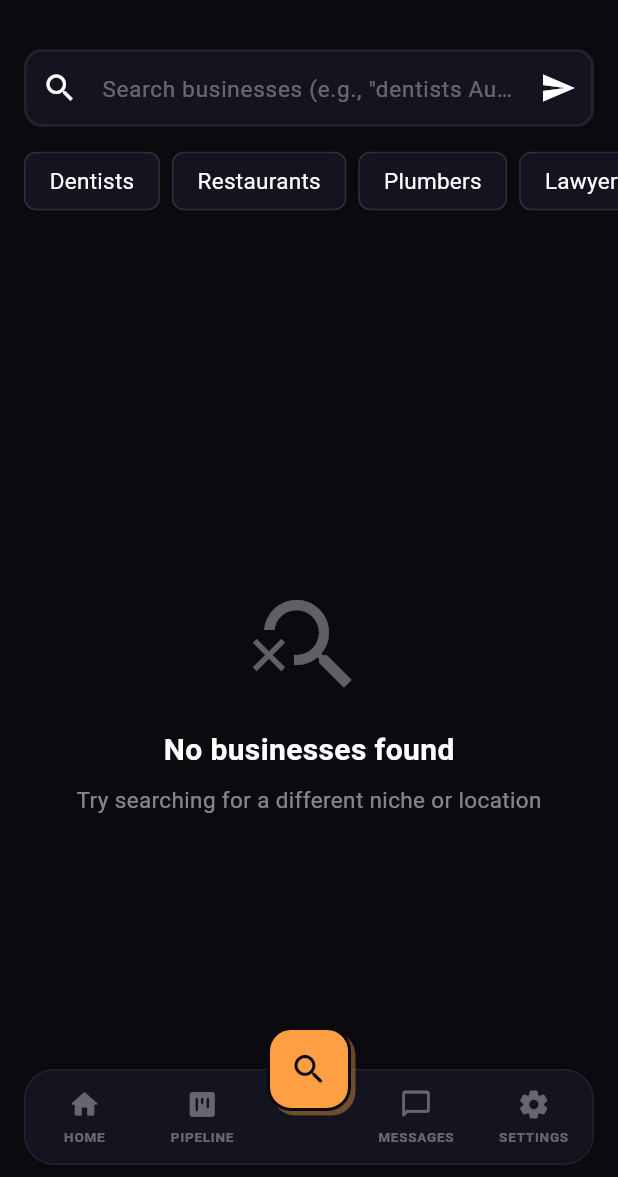
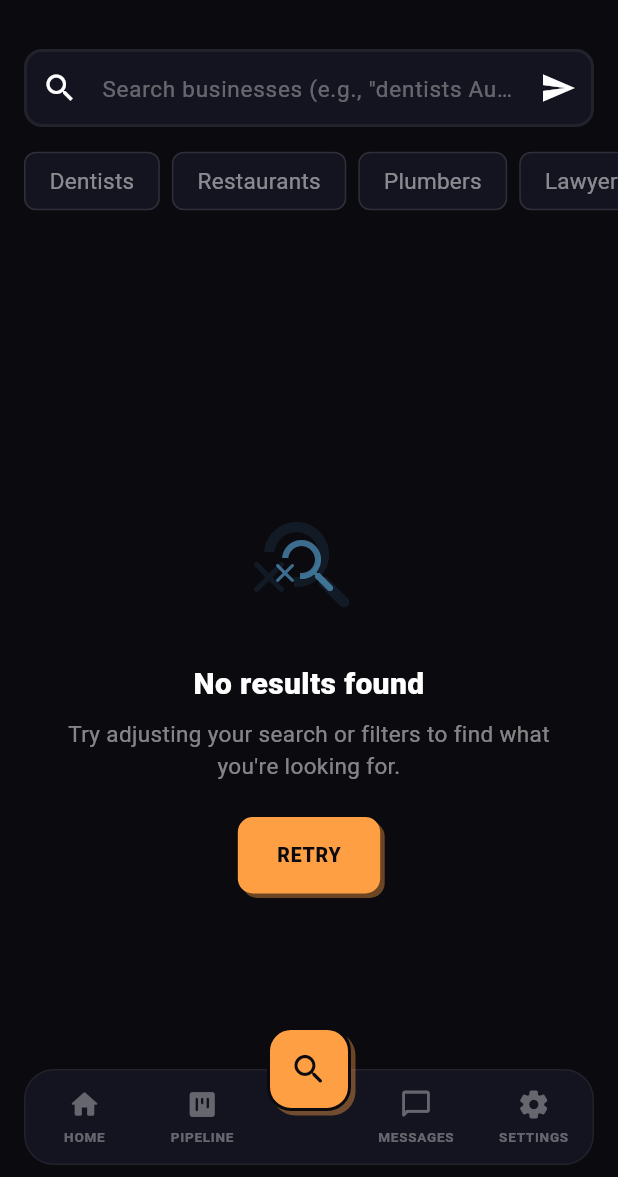
Before and after one commit to mary-apps/leadforge, a Flutter app: the ScoutScreen screen opened by its route, on a phone screen of 412 x 824 dp, the part 59-1236 px from its top. Run offline on Flutter 3.47's test engine with Material 3 defaults, Android fonts, the phone set to English and light mode, and no system bars; drawn by our look-alikes of flutter_animate; our stand-ins replace confetti, fl_chart, flutter_riverpod, freezed_annotation, go_router, share_plus and 2 more; missing offline and left inert: purchases_flutter; accounts and stored records are empty; generated files the repository leaves out were written again; Roboto replaces fonts that are missing (SF Pro Text).

Commit message:
feat(scout): restyle search with brutal chips, status borders, empty states

```diff
--- a/lib/screens/scout/scout_screen.dart
+++ b/lib/screens/scout/scout_screen.dart
@@ -5,10 +5,12 @@ import 'package:go_router/go_router.dart';
 import '../../config/theme.dart';
 import '../../config/constants.dart';
 import '../../providers/businesses_provider.dart';
+import '../../models/profile.dart';
 import '../../providers/profile_provider.dart';
 import '../../widgets/business_card.dart';
 import '../../widgets/niche_chips.dart';
-import '../../widgets/loading_shimmer.dart';
+import '../../widgets/empty_state.dart';
+import '../../widgets/skeleton_loaders.dart';
 import '../../widgets/search_suggestions.dart';
 import '../../widgets/animated_button.dart';
 import '../../utils/haptics.dart';
@@ -177,7 +179,14 @@ class _ScoutScreenState extends ConsumerState<ScoutScreen> {
                   focusNode: _focusNode,
                   decoration: InputDecoration(
                     hintText: 'Search businesses (e.g., "dentists Austin")',
-                    prefixIcon: const Icon(Icons.search),
+                    prefixIcon: Icon(
+                      Icons.search,
+                      color: _focusNode.hasFocus ? AppColors.primary : null,
+                    ),
+                    focusedBorder: OutlineInputBorder(
+                      borderRadius: BorderRadius.circular(12),
+                      borderSide: BorderSide(color: AppColors.primary, width: 2),
+                    ),
                     suffixIcon: _isSearching
                         ? const Padding(
                             padding: EdgeInsets.all(12),
@@ -227,29 +236,8 @@ class _ScoutScreenState extends ConsumerState<ScoutScreen> {
             child: businessesAsync.when(
               data: (businesses) {
                 if (businesses.isEmpty) {
-                  return Center(
-                    child: Column(
-                      mainAxisAlignment: MainAxisAlignment.center,
-                      children: [
-                        Icon(
-                          Icons.search_off,
-                          size: 80,
-                          color: AppColors.textTertiary,
-                        ),
-                        const SizedBox(height: 16),
-                        Text(
-                          'No businesses found',
-                          style: AppTypography.titleLarge,
-                        ),
-                        const SizedBox(height: 8),
-                        Text(
-                          'Try searching for a different niche or location',
-                          style: AppTypography.bodyMedium.copyWith(
-                            color: AppColors.textSecondary,
-                          ),
-                        ),
-                      ],
-                    ),
+                  return EmptyState.noResults(
+                    onRetry: () => _handleSearch(_searchController.text),
                   );
                 }
 
@@ -275,7 +263,7 @@ class _ScoutScreenState extends ConsumerState<ScoutScreen> {
                   ),
                 );
               },
-              loading: () => const LoadingShimmer(),
+              loading: () => const SearchSkeleton(),
               error: (error, _) => Center(
                 child: Column(
                   mainAxisAlignment: MainAxisAlignment.center,
--- a/lib/widgets/niche_chips.dart
+++ b/lib/widgets/niche_chips.dart
@@ -5,10 +5,12 @@ import '../config/constants.dart';
 
 class NicheChips extends StatelessWidget {
   final Function(String) onSelected;
+  final String? selectedNiche;
 
   const NicheChips({
     super.key,
     required this.onSelected,
+    this.selectedNiche,
   });
 
   @override
@@ -22,14 +24,18 @@ class NicheChips extends StatelessWidget {
         separatorBuilder: (_, __) => const SizedBox(width: 8),
         itemBuilder: (context, index) {
           final niche = AppConstants.suggestedNiches[index];
+          final isSelected = selectedNiche == niche;
 
           return ActionChip(
             label: Text(niche),
             onPressed: () => onSelected(niche),
-            backgroundColor: AppColors.surface,
-            side: BorderSide(color: AppColors.border),
+            backgroundColor: isSelected ? AppColors.primary : AppColors.surface,
+            side: BorderSide(
+              color: isSelected ? AppColors.primary : AppColors.border,
+              width: isSelected ? 2 : 1,
+            ),
             labelStyle: AppTypography.bodyMedium.copyWith(
-              color: AppColors.textPrimary,
+              color: isSelected ? AppColors.background : AppColors.textSecondary,
             ),
           );
         },
```
Also changed, not shown: lib/widgets/business_card.dart (+32 -2 lines).
